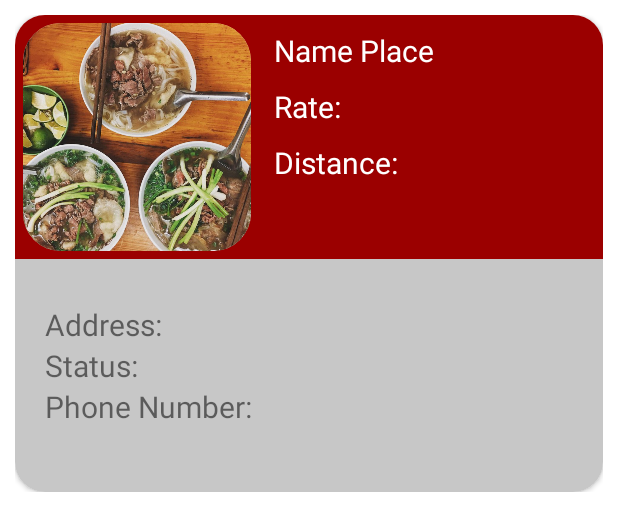
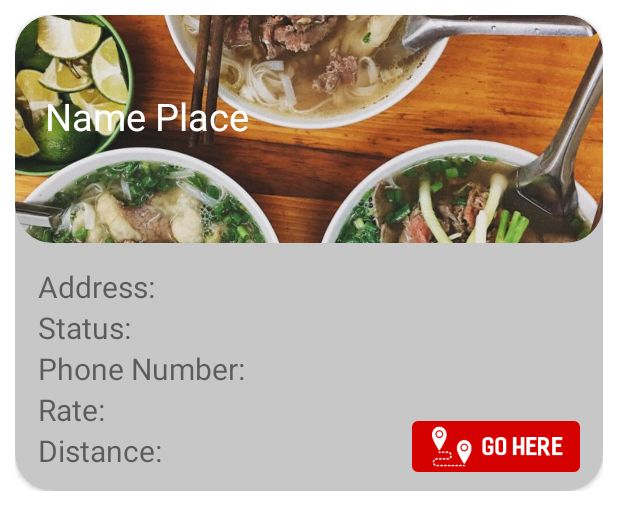
Before and after one commit to quoccuongpresent244/Food-ing, an Android app: the layout item.xml on its own in the app's theme, with its tools: preview values and no code run, on a phone screen of 412 x 824 dp. Shown: the top 531 px of the screen. Run offline under Robolectric (Android 15) with nearby library versions, the phone set to English and light mode, and no system bars.

Commit message:
update recycleView

```diff
--- a/FINAL PROJECT/app/src/main/java/com/example/mapstest/Adapter.java
+++ b/FINAL PROJECT/app/src/main/java/com/example/mapstest/Adapter.java
@@ -14,6 +14,7 @@ import android.widget.TextView;
 
 import androidx.annotation.NonNull;
 import androidx.cardview.widget.CardView;
+import androidx.constraintlayout.widget.ConstraintLayout;
 import androidx.recyclerview.widget.RecyclerView;
 
 import java.util.ArrayList;
@@ -56,6 +57,13 @@ public class Adapter extends RecyclerView.Adapter<Adapter.MyViewHolder>{
         holder.photoView.setImageBitmap(data.get(position).getPhoto());
         holder.titleText.setText(data.get(position).getName());
 
+        holder.goHereBtn.setOnClickListener(new View.OnClickListener() {
+            @Override
+            public void onClick(View view) {
+
+            }
+        });
+
 
 
 
@@ -70,12 +78,12 @@ public class Adapter extends RecyclerView.Adapter<Adapter.MyViewHolder>{
     }
 
     protected class MyViewHolder extends  RecyclerView.ViewHolder{
-        private LinearLayout expandableView;
+        private ConstraintLayout expandableView;
         private FrameLayout title;
         private LinearLayout layout;
         private TextView titleText, addressText, hourText, userRatingText, ratingText, distanceText;
 
-        private ImageView photoView;
+        private ImageView photoView, goHereBtn;
 
         public MyViewHolder(View itemView) {
             super(itemView);
@@ -90,6 +98,7 @@ public class Adapter extends RecyclerView.Adapter<Adapter.MyViewHolder>{
             userRatingText = itemView.findViewById(R.id.user_rating);
             ratingText = itemView.findViewById(R.id.rating);
             photoView = itemView.findViewById(R.id.photo);
+            goHereBtn = itemView.findViewById(R.id.gohereBtn);
 
         }
     }
--- a/FINAL PROJECT/app/src/main/res/layout/item.xml
+++ b/FINAL PROJECT/app/src/main/res/layout/item.xml
@@ -11,7 +11,7 @@
     <androidx.cardview.widget.CardView
         android:layout_width="match_parent"
         android:layout_height="wrap_content"
-        app:cardCornerRadius="20dp"
+        app:cardCornerRadius="25dp"
         app:layout_constraintStart_toStartOf="parent"
         app:layout_constraintTop_toTopOf="parent">
 
@@ -23,88 +23,68 @@
             android:orientation="vertical"
             app:layout_constraintBottom_toBottomOf="parent"
             app:layout_constraintEnd_toEndOf="parent"
-            app:layout_constraintHorizontal_bias="1.0"
-
-            app:layout_constraintStart_toStartOf="parent"
-            app:layout_constraintVertical_bias="1.0">
+            app:layout_constraintStart_toStartOf="parent">
 
             <FrameLayout
                 android:layout_width="match_parent"
                 android:layout_height="wrap_content"
                 android:id="@+id/title"
-                android:background="@color/primary_dark">
-                <LinearLayout
+                android:background="@color/secondary_dark">
+                <androidx.cardview.widget.CardView
                     android:layout_width="match_parent"
-                    android:layout_height="match_parent"
-                    android:orientation="horizontal">
-        <androidx.cardview.widget.CardView
-            android:layout_width="152dp"
                     android:layout_height="152dp"
                     app:cardCornerRadius="25dp"
                     app:cardElevation="0dp"
-            android:layout_margin="5dp">
+  >
                     <ImageView
                         android:id="@+id/photo"
-                android:layout_width="152dp"
-                android:layout_height="152dp"
+                        android:layout_width="match_parent"
+                        android:layout_height="match_parent"
                         android:src="@drawable/anhdemo"
                         android:scaleType="centerCrop"
                         android:layout_gravity="center"
                         />
-        </androidx.cardview.widget.CardView>
-
-                    <LinearLayout
-                        android:layout_width="match_parent"
-                        android:layout_height="match_parent"
-                        android:orientation="vertical">
                     <TextView
                         android:id="@+id/title_text"
                         android:layout_width="wrap_content"
                         android:layout_height="wrap_content"
-                        android:layout_marginTop="10dp"
-                        android:layout_marginStart="10dp"
+                        android:layout_marginTop="50dp"
+                        android:layout_marginStart="20dp"
                         android:text="Name Place"
+
                         android:textColor="@color/white"
-                        android:textSize="20dp" />
-                    <TextView
-                        android:id="@+id/rating"
-                        android:layout_width="wrap_content"
-                        android:layout_height="wrap_content"
-                        android:layout_marginTop="10dp"
-                        android:layout_marginStart="10dp"
-                        android:text="Rate: "
-                        android:textColor="@color/white"
-                        android:textSize="20dp" />
-                    <TextView
-                        android:id="@+id/distance"
-                        android:layout_width="wrap_content"
-                        android:layout_height="wrap_content"
-                        android:layout_marginTop="10dp"
-                        android:layout_marginStart="10dp"
-                        android:text="Distance: "
-                        android:textColor="@color/white"
-                        android:textSize="20dp" />
-                    </LinearLayout>
-                </LinearLayout>
+                        android:textSize="25sp" />
+                </androidx.cardview.widget.CardView>
+
             </FrameLayout>
 
-            <LinearLayout
+            <androidx.constraintlayout.widget.ConstraintLayout
                 android:id="@+id/expandable_view"
                 android:layout_width="match_parent"
-                android:layout_height="155dp"
+                android:layout_height="wrap_content"
                 android:animateLayoutChanges="true"
                 android:background="@color/secondary_dark"
+                android:orientation="horizontal"
+                android:padding="5dp">
+
+                <LinearLayout
+                    android:id="@+id/linearLayout2"
+                    android:layout_width="match_parent"
+                    android:layout_height="match_parent"
+                    android:layout_weight="1"
+                    android:layout_marginStart="10dp"
+                    android:layout_marginEnd="10dp"
+                    android:paddingBottom="8dp"
                     android:orientation="vertical"
-                android:padding="20dp">
-
+                    tools:layout_editor_absoluteX="20dp">
 
                     <TextView
                         android:id="@+id/address"
                         android:layout_width="wrap_content"
                         android:layout_height="wrap_content"
+                        android:layout_marginTop="10dp"
                         android:text="Address: "
-                    android:textSize="20dp"
-                    android:layout_marginTop="10dp"/>
+                        android:textSize="20dp" />
 
                     <TextView
                         android:id="@+id/hour_open"
@@ -120,7 +100,36 @@
                         android:text="Phone Number: "
                         android:textSize="20dp" />
 
+                    <TextView
+                        android:id="@+id/rating"
+                        android:layout_width="wrap_content"
+                        android:layout_height="wrap_content"
+                        android:text="Rate: "
+
+                        android:textSize="20dp" />
+                    <TextView
+                        android:id="@+id/distance"
+                        android:layout_width="wrap_content"
+                        android:layout_height="wrap_content"
+                        android:text="Distance: "
+                        android:textSize="20dp" />
                 </LinearLayout>
+
+                <ImageView
+                    android:id="@+id/gohereBtn"
+                    android:layout_width="112dp"
+                    android:layout_height="38dp"
+                    android:layout_gravity="bottom"
+                    android:layout_weight="1"
+                    android:src="@drawable/gohere"
+                    android:layout_marginBottom="5dp"
+                    android:layout_marginRight="10dp"
+                    app:layout_constraintBottom_toBottomOf="parent"
+                    app:layout_constraintEnd_toEndOf="parent">
+
+                </ImageView>
+
+            </androidx.constraintlayout.widget.ConstraintLayout>
 
 
         </LinearLayout>
```
Also changed, not shown: FINAL PROJECT/app/src/main/res/drawable/gohere.png (added). Lines whose indentation alone changed are shown as unchanged.
